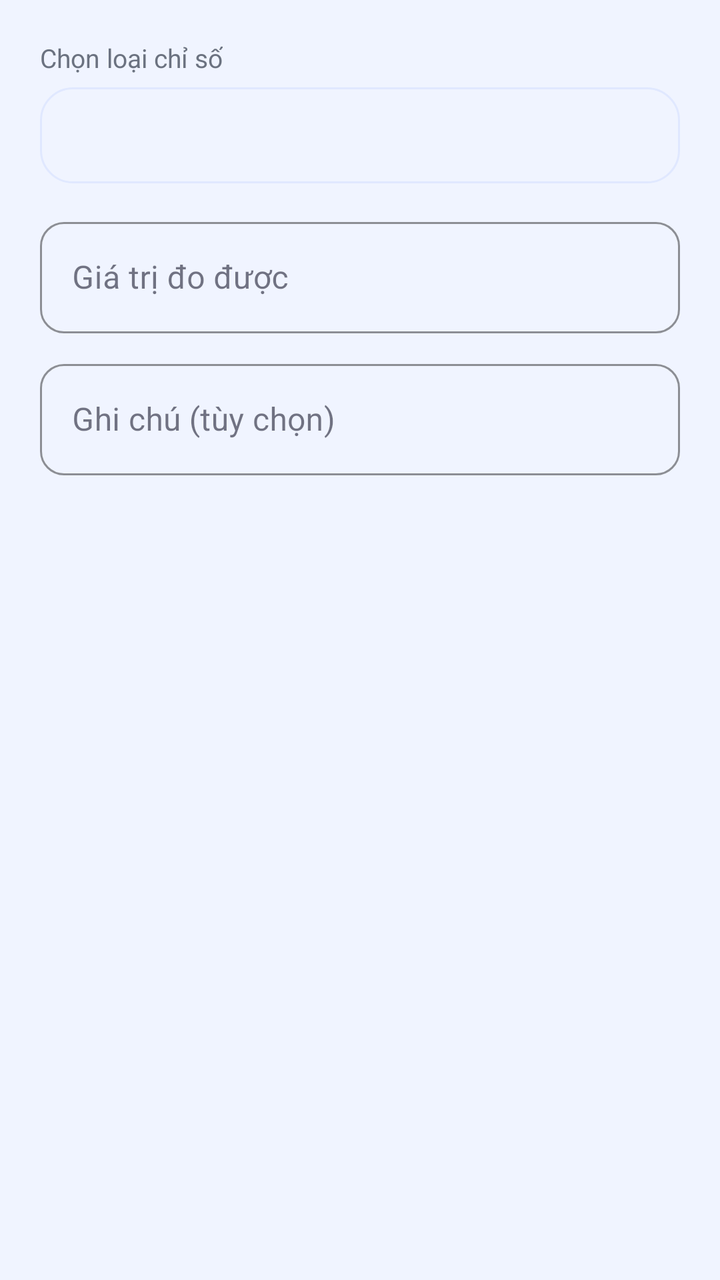
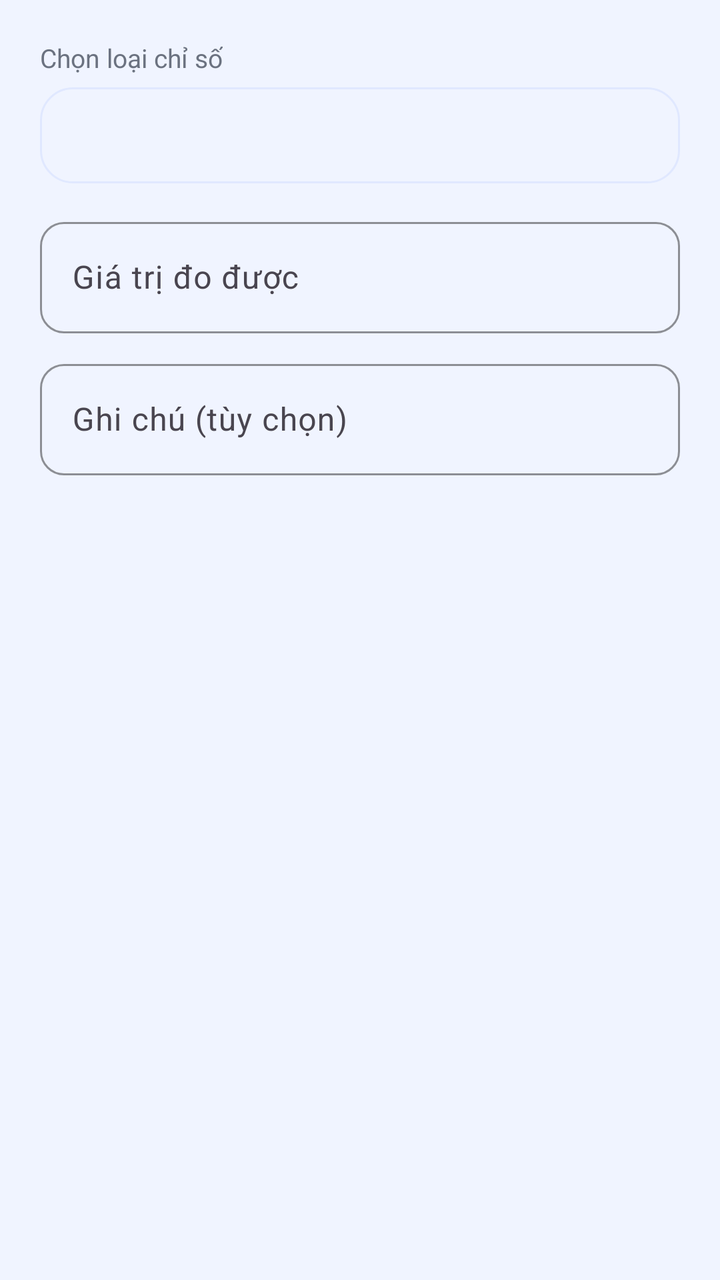

Compare the two renders of this Android layout. The source of the first and the diff that turns it into the second are given below.
<!-- AndroidManifest.xml: application theme Theme.UniCare -->
<!-- res/layout/dialog_add_vital.xml -->
<?xml version="1.0" encoding="utf-8"?>
<LinearLayout xmlns:android="http://schemas.android.com/apk/res/android"
    xmlns:app="http://schemas.android.com/apk/res-auto"
    android:layout_width="match_parent"
    android:layout_height="wrap_content"
    android:orientation="vertical"
    android:padding="20dp">

    <TextView
        android:layout_width="wrap_content"
        android:layout_height="wrap_content"
        android:text="Chọn loại chỉ số"
        android:textColor="#6B7280"
        android:textSize="13sp"
        android:layout_marginBottom="6dp"/>

    <Spinner
        android:id="@+id/spinnerType"
        android:layout_width="match_parent"
        android:layout_height="wrap_content"
        android:background="@drawable/bg_section"
        android:padding="12dp"
        android:minHeight="48dp"/>

    <com.google.android.material.textfield.TextInputLayout
        android:layout_width="match_parent"
        android:layout_height="wrap_content"
        android:layout_marginTop="14dp"
        android:hint="Giá trị đo được"
        style="@style/Widget.UniCare.TextInputLayout">
        <com.google.android.material.textfield.TextInputEditText
            android:id="@+id/edtValue"
            android:layout_width="match_parent"
            android:layout_height="wrap_content"
            android:inputType="numberDecimal"
            android:minHeight="50dp"/>
    </com.google.android.material.textfield.TextInputLayout>

    <com.google.android.material.textfield.TextInputLayout
        android:layout_width="match_parent"
        android:layout_height="wrap_content"
        android:layout_marginTop="10dp"
        android:hint="Ghi chú (tùy chọn)"
        style="@style/Widget.UniCare.TextInputLayout">
        <com.google.android.material.textfield.TextInputEditText
            android:id="@+id/edtNote"
            android:layout_width="match_parent"
            android:layout_height="wrap_content"
            android:inputType="text"
            android:minHeight="50dp"/>
    </com.google.android.material.textfield.TextInputLayout>
</LinearLayout>
<!-- resources referenced by this layout -->
<resources>
  <!-- drawable bg_section (drawable) -->
  <?xml version="1.0" encoding="utf-8"?>
  <shape xmlns:android="http://schemas.android.com/apk/res/android">
      <solid android:color="#F0F4FF"/>
      <corners android:radius="16dp"/>
      <stroke android:width="1dp" android:color="#E0E8FF"/>
  </shape>
  <style name="Widget.UniCare.TextInputLayout" parent="Widget.MaterialComponents.TextInputLayout.OutlinedBox">
          <item name="boxCornerRadiusBottomEnd">12dp</item>
          <item name="boxCornerRadiusBottomStart">12dp</item>
          <item name="boxCornerRadiusTopEnd">12dp</item>
          <item name="boxCornerRadiusTopStart">12dp</item>
          <item name="boxStrokeColor">#CBD5F5</item>
          <item name="hintTextColor">#6B7280</item>
      </style>
  <style name="Theme.UniCare" parent="Theme.MaterialComponents.DayNight.NoActionBar">
          
          <item name="colorPrimary">#0D6EFD</item>
          <item name="colorPrimaryVariant">#0852C8</item>
          <item name="colorOnPrimary">#FFFFFF</item>
          
          <item name="colorSecondary">#00C4A7</item>
          <item name="colorSecondaryVariant">#00A089</item>
          <item name="colorOnSecondary">#FFFFFF</item>
          
          <item name="colorSurface">#FFFFFF</item>
          <item name="colorOnSurface">#1A1A2E</item>
          
          <item name="android:colorBackground">#F0F4FF</item>
          
          <item name="android:statusBarColor">#0852C8</item>
          <item name="android:windowLightStatusBar">false</item>
          <item name="android:navigationBarColor">#FFFFFF</item>
          <item name="android:windowLightNavigationBar">true</item>
          
          <item name="materialButtonStyle">@style/Widget.UniCare.Button</item>
          <item name="textInputStyle">@style/Widget.UniCare.TextInputLayout</item>
      </style>
  <style name="Widget.UniCare.Button" parent="Widget.MaterialComponents.Button">
          <item name="android:paddingTop">14dp</item>
          <item name="android:paddingBottom">14dp</item>
          <item name="android:textSize">16sp</item>
          <item name="android:letterSpacing">0.02</item>
          <item name="android:textAllCaps">false</item>
          <item name="cornerRadius">14dp</item>
          <item name="backgroundTint">#0D6EFD</item>
          <item name="elevation">2dp</item>
      </style>
</resources>

<!-- the commit's change to res/layout/dialog_add_vital.xml (unified diff, before → after) -->
@@ -1,52 +1,15 @@
-<?xml version="1.0" encoding="utf-8"?>
-<LinearLayout xmlns:android="http://schemas.android.com/apk/res/android"
-    xmlns:app="http://schemas.android.com/apk/res-auto"
-    android:layout_width="match_parent"
-    android:layout_height="wrap_content"
-    android:orientation="vertical"
-    android:padding="20dp">
+<?xml version='1.0' encoding='utf-8'?>
+<LinearLayout xmlns:android="http://schemas.android.com/apk/res/android" xmlns:app="http://schemas.android.com/apk/res-auto" android:layout_width="match_parent" android:layout_height="wrap_content" android:orientation="vertical" android:padding="20dp">
 
-    <TextView
-        android:layout_width="wrap_content"
-        android:layout_height="wrap_content"
-        android:text="Chọn loại chỉ số"
-        android:textColor="#6B7280"
-        android:textSize="13sp"
-        android:layout_marginBottom="6dp"/>
+    <TextView android:layout_width="wrap_content" android:layout_height="wrap_content" android:text="Chọn loại chỉ số" android:textColor="#6B7280" android:textSize="13sp" android:layout_marginBottom="6dp"/>
 
-    <Spinner
-        android:id="@+id/spinnerType"
-        android:layout_width="match_parent"
-        android:layout_height="wrap_content"
-        android:background="@drawable/bg_section"
-        android:padding="12dp"
-        android:minHeight="48dp"/>
+    <Spinner android:id="@+id/spinnerType" android:layout_width="match_parent" android:layout_height="wrap_content" android:background="@drawable/bg_section" android:padding="12dp" android:minHeight="48dp"/>
 
-    <com.google.android.material.textfield.TextInputLayout
-        android:layout_width="match_parent"
-        android:layout_height="wrap_content"
-        android:layout_marginTop="14dp"
-        android:hint="Giá trị đo được"
-        style="@style/Widget.UniCare.TextInputLayout">
-        <com.google.android.material.textfield.TextInputEditText
-            android:id="@+id/edtValue"
-            android:layout_width="match_parent"
-            android:layout_height="wrap_content"
-            android:inputType="numberDecimal"
-            android:minHeight="50dp"/>
+    <com.google.android.material.textfield.TextInputLayout android:layout_width="match_parent" android:layout_height="wrap_content" android:layout_marginTop="14dp" android:hint="Giá trị đo được" style="@style/Widget.UniCare.TextInputLayout" android:id="@+id/tilValue">
+        <com.google.android.material.textfield.TextInputEditText android:id="@+id/edtValue" android:layout_width="match_parent" android:layout_height="wrap_content" android:inputType="numberDecimal" android:minHeight="50dp"/>
     </com.google.android.material.textfield.TextInputLayout>
 
-    <com.google.android.material.textfield.TextInputLayout
-        android:layout_width="match_parent"
-        android:layout_height="wrap_content"
-        android:layout_marginTop="10dp"
-        android:hint="Ghi chú (tùy chọn)"
-        style="@style/Widget.UniCare.TextInputLayout">
-        <com.google.android.material.textfield.TextInputEditText
-            android:id="@+id/edtNote"
-            android:layout_width="match_parent"
-            android:layout_height="wrap_content"
-            android:inputType="text"
-            android:minHeight="50dp"/>
+    <com.google.android.material.textfield.TextInputLayout android:layout_width="match_parent" android:layout_height="wrap_content" android:layout_marginTop="10dp" android:hint="Ghi chú (tùy chọn)" style="@style/Widget.UniCare.TextInputLayout" android:id="@+id/tilNote">
+        <com.google.android.material.textfield.TextInputEditText android:id="@+id/edtNote" android:layout_width="match_parent" android:layout_height="wrap_content" android:inputType="text" android:minHeight="50dp"/>
     </com.google.android.material.textfield.TextInputLayout>
 </LinearLayout>
<!-- resource entries referenced after the edit -->
@@ -7,7 +7,7 @@
       <corners android:radius="16dp"/>
       <stroke android:width="1dp" android:color="#E0E8FF"/>
   </shape>
-  <style name="Widget.UniCare.TextInputLayout" parent="Widget.MaterialComponents.TextInputLayout.OutlinedBox">
+  <style name="Widget.UniCare.TextInputLayout" parent="Widget.Material3.TextInputLayout.OutlinedBox">
           <item name="boxCornerRadiusBottomEnd">12dp</item>
           <item name="boxCornerRadiusBottomStart">12dp</item>
           <item name="boxCornerRadiusTopEnd">12dp</item>
@@ -15,7 +15,7 @@
           <item name="boxStrokeColor">#CBD5F5</item>
           <item name="hintTextColor">#6B7280</item>
       </style>
-  <style name="Theme.UniCare" parent="Theme.MaterialComponents.DayNight.NoActionBar">
+  <style name="Theme.UniCare" parent="Theme.Material3.DayNight.NoActionBar">
           
           <item name="colorPrimary">#0D6EFD</item>
           <item name="colorPrimaryVariant">#0852C8</item>
@@ -38,7 +38,7 @@
           <item name="materialButtonStyle">@style/Widget.UniCare.Button</item>
           <item name="textInputStyle">@style/Widget.UniCare.TextInputLayout</item>
       </style>
-  <style name="Widget.UniCare.Button" parent="Widget.MaterialComponents.Button">
+  <style name="Widget.UniCare.Button" parent="Widget.Material3.Button">
           <item name="android:paddingTop">14dp</item>
           <item name="android:paddingBottom">14dp</item>
           <item name="android:textSize">16sp</item>
